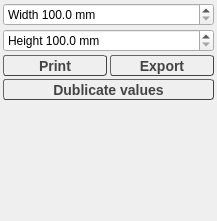
Above: Rragraph/src/ExportSettings.ui from rasmadeus/Rragraph before the change. Below: the same form after it.
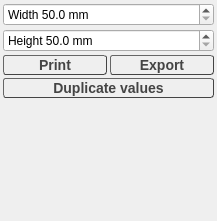
That is the form after the change.

```diff
--- a/Rragraph/src/ExportSettings.ui
+++ b/Rragraph/src/ExportSettings.ui
@@ -47,7 +47,7 @@
       <number>1</number>
      </property>
      <property name="minimum">
-      <double>100.000000000000000</double>
+      <double>50.000000000000000</double>
      </property>
      <property name="maximum">
       <double>10000.000000000000000</double>
@@ -75,7 +75,7 @@
       <number>1</number>
      </property>
      <property name="minimum">
-      <double>100.000000000000000</double>
+      <double>50.000000000000000</double>
      </property>
      <property name="maximum">
       <double>10000.000000000000000</double>
@@ -110,7 +110,8 @@
     border-width: 1px;
     font: bold 14px;
     border-radius: 3px;
-color: #444444;
+    color: #444444;
+    height: 15px;
 }
 QToolButton:pressed {
 color: #999999;
@@ -141,7 +142,8 @@
     border-width: 1px;
     font: bold 14px;
     border-radius: 3px;
-color: #444444;
+    color: #444444;
+    height: 15px;
 }
 QToolButton:pressed {
 color: #999999;
@@ -174,14 +176,15 @@
     border-width: 1px;
     font: bold 14px;
     border-radius: 3px;
-color: #444444;
+    color: #444444;
+    height: 15px;
 }
 QToolButton:pressed {
 color: #999999;
 }</string>
      </property>
      <property name="text">
-      <string>Dublicate values</string>
+      <string>Duplicate values</string>
      </property>
     </widget>
    </item>
```
Left out of the diff: 7 changed lines with no effect on the pictures.
